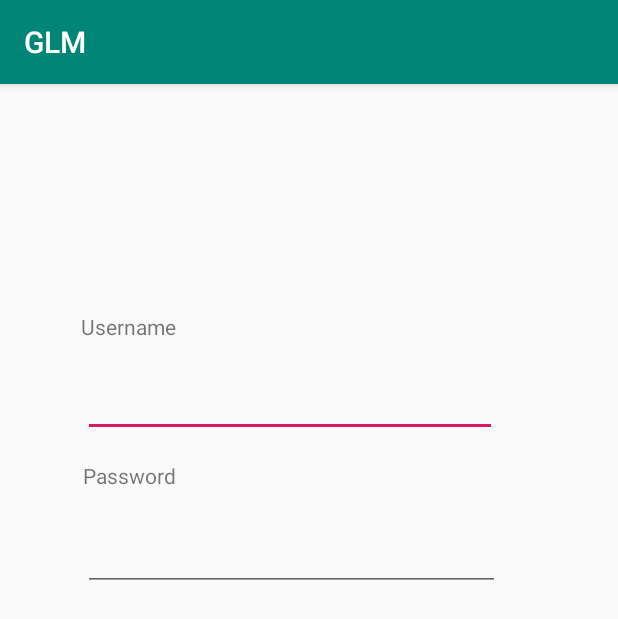
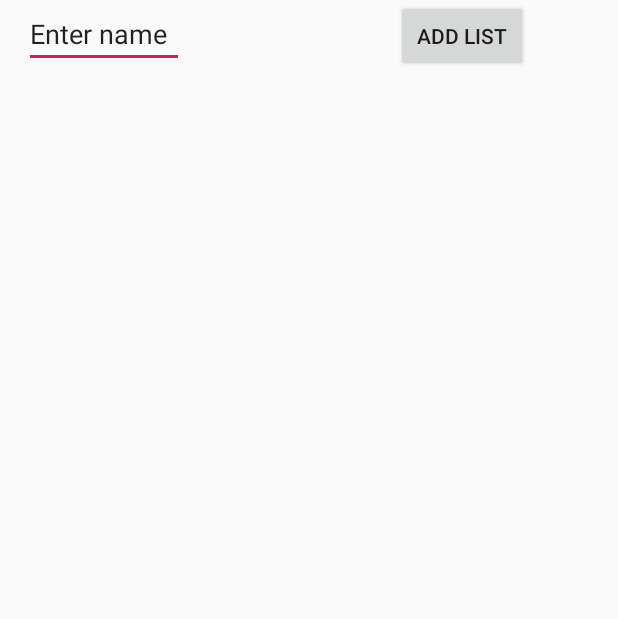
Before and after one commit to DarthSyntax/Reminder, an Android app: the screen it shows after launch (activity_username before the commit, RListActivity after it), on a phone screen of 412 x 824 dp. Shown: the top 619 px of the screen. Run offline under Robolectric (Android 15) with nearby library versions, the phone set to English and light mode, and no system bars.

```diff
--- a/GroupProject/GLM/app/build.gradle
+++ b/GroupProject/GLM/app/build.gradle
@@ -22,6 +22,7 @@ dependencies {
     implementation fileTree(dir: 'libs', include: ['*.jar'])
     implementation 'com.android.support:appcompat-v7:28.0.0'
     implementation 'com.android.support.constraint:constraint-layout:1.1.3'
+    implementation 'com.android.support:design:28.0.0'
     testImplementation 'junit:junit:4.12'
     androidTestImplementation 'com.android.support.test:runner:1.0.2'
     androidTestImplementation 'com.android.support.test.espresso:espresso-core:3.0.2'
--- /dev/null
+++ b/GroupProject/GLM/app/src/main/java/seclass/qc/edu/glm/ExpandableReminderList.java
@@ -0,0 +1,94 @@
+package seclass.qc.edu.glm;
+
+import android.content.Context;
+import android.graphics.Typeface;
+import android.view.LayoutInflater;
+import android.view.View;
+import android.view.ViewGroup;
+import android.widget.BaseExpandableListAdapter;
+import android.widget.TextView;
+
+import java.util.HashMap;
+import java.util.List;
+
+public class ExpandableReminderList extends BaseExpandableListAdapter {
+
+    private Context context;
+    private List<String> listDataHeader;
+    private HashMap<String, List<String>> listHashMap;
+
+    public ExpandableReminderList(Context context, List<String> listDataHeader, HashMap<String, List<String>> listHashMap) {
+        this.context = context;
+        this.listDataHeader = listDataHeader;
+        this.listHashMap = listHashMap;
+    }
+
+    @Override
+    public int getGroupCount() {
+        return listDataHeader.size();
+    }
+
+    @Override
+    public int getChildrenCount(int i) {
+        return listHashMap.get(listDataHeader.get(i)).size();
+    }
+
+    @Override
+    public Object getGroup(int i) {
+        return listDataHeader.get(i);
+    }
+
+    @Override
+    public Object getChild(int groupPosition, int childPosition) {
+        return listHashMap.get(listDataHeader.get(groupPosition)).get(childPosition);
+    }
+
+    @Override
+    public long getGroupId(int groupPosition) {
+        return groupPosition;
+    }
+
+    @Override
+    public long getChildId(int groupPosition, int childPosition) {
+        return childPosition;
+    }
+
+    @Override
+    public boolean hasStableIds() {
+        return false;
+    }
+
+    @Override
+    public View getGroupView(int groupPosition, boolean isExpanded, View convertView, ViewGroup parent) {
+        String headerTitle = (String)getGroup(groupPosition);
+        if (convertView == null) {
+            LayoutInflater inflater = (LayoutInflater)this.context.getSystemService(Context.LAYOUT_INFLATER_SERVICE);
+            convertView = inflater.inflate(R.layout.list_group, null);
+        }
+        TextView lblListHeader = (TextView)convertView.findViewById(R.id.lblListHeader);
+        lblListHeader.setTypeface(null, Typeface.BOLD);
+        lblListHeader.setText(headerTitle);
+        return convertView;
+
+    }
+
+    @Override
+    public View getChildView(int groupPosition, int childPosition, boolean isLastChild, View convertView, ViewGroup parent) {
+        final String childText = (String) getChild(groupPosition, childPosition);
+        if (convertView == null) {
+            LayoutInflater inflater = (LayoutInflater) this.context.getSystemService(Context.LAYOUT_INFLATER_SERVICE);
+            convertView = inflater.inflate(R.layout.list_item, null);
+        }
+
+        TextView txtListChild = (TextView) convertView.findViewById(R.id.lblListItem);
+        txtListChild.setText(childText);
+        return convertView;
+    }
+
+    @Override
+    public boolean isChildSelectable(int groupPosition, int childPosition) {
+        return true;
+    }
+
+
+}
--- /dev/null
+++ b/GroupProject/GLM/app/src/main/java/seclass/qc/edu/glm/RListActivity.java
@@ -0,0 +1,117 @@
+package seclass.qc.edu.glm;
+
+import android.content.Intent;
+import android.support.v7.app.AppCompatActivity;
+import android.os.Bundle;
+import android.util.Log;
+import android.view.ContextMenu;
+import android.view.MenuItem;
+import android.view.View;
+import android.widget.AdapterView;
+import android.widget.Button;
+import android.widget.EditText;
+import android.widget.ExpandableListAdapter;
+import android.widget.ExpandableListView;
+import android.widget.ListView;
+import android.widget.TextView;
+import android.widget.Toast;
+
+import java.util.ArrayList;
+import java.util.HashMap;
+import java.util.List;
+
+//Class for Expandable Reminder List
+public class RListActivity extends AppCompatActivity {
+
+    private ExpandableListView listView;
+    private ExpandableReminderList listAdapter;
+    private List<String> listDataHeader;
+    private HashMap<String,List<String>> listHash;
+    EditText rListName;
+
+    @Override
+    protected void onCreate(Bundle savedInstanceState) {
+        super.onCreate(savedInstanceState);
+        setContentView(R.layout.content_rlist);
+
+        listView = (ExpandableListView)findViewById(R.id.lvExp);
+        //initData();
+        listDataHeader = new ArrayList<>();
+        listHash = new HashMap<>();
+        listAdapter = new ExpandableReminderList(this,listDataHeader,listHash);
+        listView.setAdapter(listAdapter);
+
+        registerForContextMenu(listView);
+
+
+    }
+
+    @Override
+    //This dictates the menu shown when a long click is performed
+    public void onCreateContextMenu(ContextMenu menu, View v, ContextMenu.ContextMenuInfo menuInfo) {
+        super.onCreateContextMenu(menu, v, menuInfo);
+        menu.setHeaderTitle("Context Menu");
+
+        menu.add(0, v.getId(), 0, "Add");
+        menu.add(1, v.getId(), 0, "Edit");
+        menu.add(2, v.getId(), 0, "Delete");
+
+
+
+    }
+
+    @Override
+    //The action performed when a context menu item is clicked
+    public boolean onContextItemSelected(MenuItem item) {
+        ExpandableListView.ExpandableListContextMenuInfo info = (ExpandableListView.ExpandableListContextMenuInfo) item
+                .getMenuInfo();
+
+        int type = ExpandableListView.getPackedPositionType(info.packedPosition);
+        int groupPosition = ExpandableListView.getPackedPositionGroup(info.packedPosition);
+        int childPosition = ExpandableListView.getPackedPositionChild(info.packedPosition);
+
+        Toast.makeText(this, groupPosition , Toast.LENGTH_SHORT).show();
+
+
+        return super.onContextItemSelected(item);
+
+
+        //return true;
+    }
+
+    public void initData(View v) {
+        rListName = (EditText) findViewById(R.id.enterListName);
+        String title = rListName.getText().toString();
+        listDataHeader.add(title);
+        listHash.put(title, new ArrayList<String>());
+        listAdapter.notifyDataSetChanged();
+        rListName.setText("");
+/*
+         Example how to add to Expandable List
+
+        listDataHeader.add("Grocery List");
+        listDataHeader.add("School List");
+        listDataHeader.add("Travel List");
+
+        List<String> grocery = new ArrayList<>();
+        grocery.add("Milk");
+        grocery.add("Bread");
+        grocery.add("Eggs");
+
+        List<String> school = new ArrayList<>();
+        school.add("pencils");
+        school.add("paper");
+
+        List<String> travel = new ArrayList<>();
+        travel.add("Tokyo");
+        travel.add("Dubai");
+        travel.add("Iceland");
+        travel.add("Mongolia");
+
+        listHash.put(listDataHeader.get(0), grocery);
+        listHash.put(listDataHeader.get(1), school);
+        listHash.put(listDataHeader.get(2), travel);
+*/
+
+    }
+}
--- /dev/null
+++ b/GroupProject/GLM/app/src/main/res/layout/content_rlist.xml
@@ -0,0 +1,45 @@
+<?xml version="1.0" encoding="utf-8"?>
+<android.support.constraint.ConstraintLayout
+    xmlns:android="http://schemas.android.com/apk/res/android"
+    xmlns:app="http://schemas.android.com/apk/res-auto"
+    xmlns:tools="http://schemas.android.com/tools"
+    android:layout_width="match_parent"
+    android:layout_height="match_parent">
+
+    <Button
+        android:id="@+id/addReminderListButton"
+        android:layout_width="wrap_content"
+        android:layout_height="wrap_content"
+        android:layout_marginLeft="264dp"
+        android:text="Add List"
+        app:layout_constraintLeft_toLeftOf="parent"
+        app:layout_constraintTop_toTopOf="parent"
+        tools:layout_editor_absoluteY="14dp"
+        android:onClick="initData"/>
+
+    <LinearLayout
+        android:id="@+id/expListWrapper"
+        android:layout_width="wrap_content"
+        android:layout_height="wrap_content"
+        app:layout_constraintLeft_toLeftOf="parent"
+        app:layout_constraintTop_toBottomOf="@+id/enterListName">
+
+        <ExpandableListView
+            android:id="@+id/lvExp"
+            android:layout_width="match_parent"
+            android:layout_height="match_parent"
+            app:layout_constraintLeft_toLeftOf="parent"
+            app:layout_constraintTop_toBottomOf="@+id/enterListName"></ExpandableListView>
+    </LinearLayout>
+
+    <EditText
+        android:id="@+id/enterListName"
+        android:layout_width="wrap_content"
+        android:layout_height="wrap_content"
+        android:layout_marginLeft="16dp"
+        android:ems="5"
+        android:text="Enter name"
+        app:layout_constraintLeft_toLeftOf="parent"
+        app:layout_constraintTop_toTopOf="parent"
+        tools:layout_editor_absoluteY="16dp" />
+</android.support.constraint.ConstraintLayout>
--- /dev/null
+++ b/GroupProject/GLM/app/src/main/res/values/dimens.xml
@@ -0,0 +1,3 @@
+<resources>
+    <dimen name="fab_margin">16dp</dimen>
+</resources>
--- a/GroupProject/GLM/app/src/main/res/values/strings.xml
+++ b/GroupProject/GLM/app/src/main/res/values/strings.xml
@@ -1,3 +1,5 @@
 <resources>
     <string name="app_name">GLM</string>
+    <string name="title_activity_reminder">Reminder</string>
+    <string name="title_activity_rlist">RListActivity</string>
 </resources>
--- a/GroupProject/GLM/app/src/main/res/values/styles.xml
+++ b/GroupProject/GLM/app/src/main/res/values/styles.xml
@@ -8,4 +8,13 @@
         <item name="colorAccent">@color/colorAccent</item>
     </style>
 
+    <style name="AppTheme.NoActionBar">
+        <item name="windowActionBar">false</item>
+        <item name="windowNoTitle">true</item>
+    </style>
+
+    <style name="AppTheme.AppBarOverlay" parent="ThemeOverlay.AppCompat.Dark.ActionBar" />
+
+    <style name="AppTheme.PopupOverlay" parent="ThemeOverlay.AppCompat.Light" />
+
 </resources>
--- a/GroupProject/GLM/build.gradle
+++ b/GroupProject/GLM/build.gradle
@@ -7,7 +7,7 @@ buildscript {
         jcenter()
     }
     dependencies {
-        classpath 'com.android.tools.build:gradle:3.2.0'
+        classpath 'com.android.tools.build:gradle:3.2.1'
 
 
         // NOTE: Do not place your application dependencies here; they belong
```
Also changed, not shown: GroupProject/GLM/app/src/main/AndroidManifest.xml (+15 -1 lines), GroupProject/GLM/app/src/main/java/seclass/qc/edu/glm/ReminderActivity.java (added, +50 -0 lines), GroupProject/GLM/app/src/main/java/seclass/qc/edu/glm/activity_reminderlist.java (+76 -0 lines), GroupProject/GLM/app/src/main/java/seclass/qc/edu/glm/activity_username.java (+7 -0 lines), GroupProject/GLM/app/src/main/res/layout/activity_reminder.xml (added, +33 -0 lines), GroupProject/GLM/app/src/main/res/layout/activity_reminderlist.xml (+12 -1 lines), GroupProject/GLM/app/src/main/res/layout/activity_reminders.xml (added, +33 -0 lines), GroupProject/GLM/app/src/main/res/layout/activity_rlist.xml (added, +33 -0 lines), GroupProject/GLM/app/src/main/res/layout/activity_username.xml (+12 -0 lines), GroupProject/GLM/app/src/main/res/layout/content_reminder.xml (added, +77 -0 lines), GroupProject/GLM/app/src/main/res/layout/list_group.xml (added, +13 -0 lines), GroupProject/GLM/app/src/main/res/layout/list_item.xml (added, +15 -0 lines).
